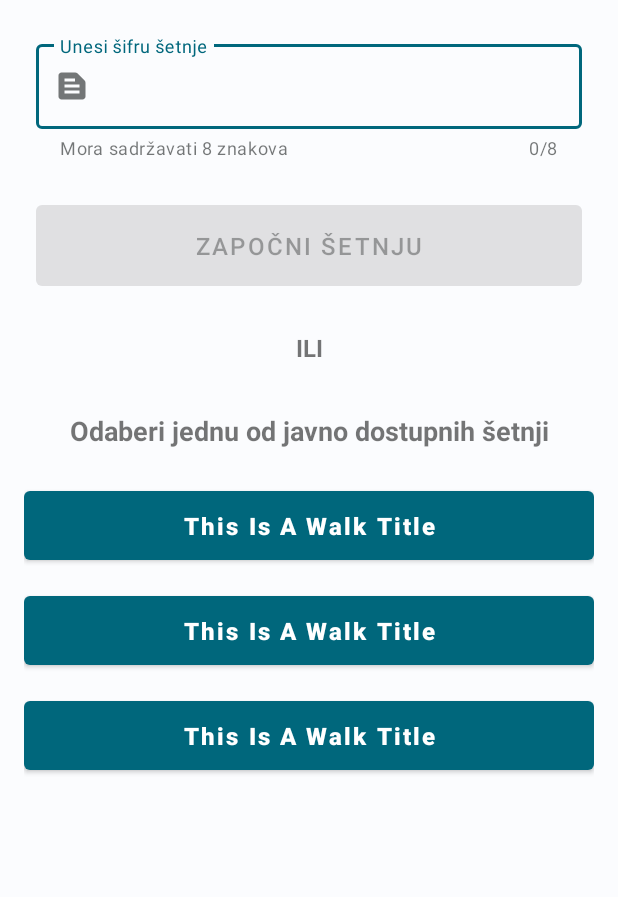
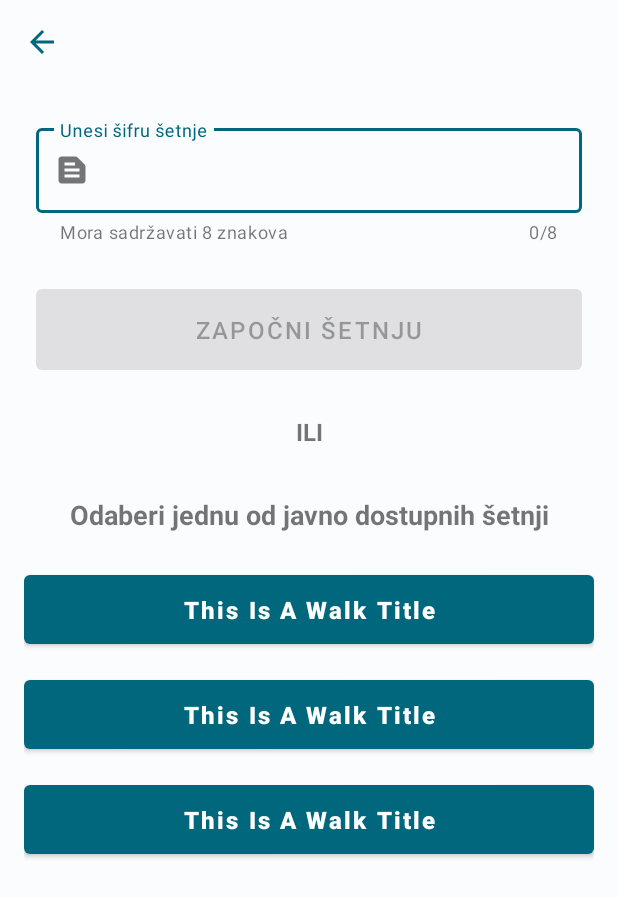
Before and after one commit to lukasunara/eduwalk-android, an Android app: the layout fragment_start_new_walk.xml on its own in the app's theme, with its tools: preview values and no code run, on a phone screen of 412 x 824 dp. Shown: the top 897 px of the screen. Run offline under Robolectric (Android 15) with nearby library versions, the phone set to English and light mode, and no system bars.

Commit message:
Add Toolbar view

```diff
--- a/app/src/main/kotlin/hr/eduwalk/ui/activity/MainActivity.kt
+++ b/app/src/main/kotlin/hr/eduwalk/ui/activity/MainActivity.kt
@@ -2,7 +2,6 @@ package hr.eduwalk.ui.activity
 
 import android.os.Bundle
 import androidx.appcompat.app.AppCompatActivity
-import androidx.core.view.isVisible
 import androidx.navigation.fragment.NavHostFragment
 import dagger.hilt.android.AndroidEntryPoint
 import hr.eduwalk.R
@@ -19,31 +18,16 @@ class MainActivity : AppCompatActivity() {
     @Inject
     protected lateinit var sharedPreferencesRepository: SharedPreferencesRepository
 
-    var isToolbarVisible: Boolean = false
-        set(value) {
-            binding.toolbar.isVisible = value
-            field = value
-        }
-
     override fun onCreate(savedInstanceState: Bundle?) {
         super.onCreate(savedInstanceState)
 
         initViewBinding()
-        setupToolbar()
         setupStartDestinationId()
     }
 
     private fun initViewBinding() {
         binding = ActivityMainBinding.inflate(layoutInflater)
         setContentView(binding.root)
-    }
-
-    private fun setupToolbar() {
-        binding.toolbar.apply {
-            setSupportActionBar(this)
-            setNavigationOnClickListener { onBackPressed() }
-        }
-        supportActionBar?.title = null
     }
 
     private fun setupStartDestinationId() {
--- a/app/src/main/kotlin/hr/eduwalk/ui/WalksAdapter.kt
+++ b/app/src/main/kotlin/hr/eduwalk/ui/adapter/WalksAdapter.kt
@@ -1,4 +1,4 @@
-package hr.eduwalk.ui
+package hr.eduwalk.ui.adapter
 
 import android.os.Build
 import android.view.LayoutInflater
--- a/app/src/main/kotlin/hr/eduwalk/ui/fragment/BaseFragment.kt
+++ b/app/src/main/kotlin/hr/eduwalk/ui/fragment/BaseFragment.kt
@@ -22,13 +22,6 @@ abstract class BaseFragment(@LayoutRes contentLayoutId: Int) : Fragment(contentL
     protected val navController by lazy { findNavController() }
     protected val mainActivity
         get() = requireActivity() as MainActivity
-
-    protected var isToolbarVisible: Boolean = false
-        get() = mainActivity.isToolbarVisible
-        set(value) {
-            mainActivity.isToolbarVisible = value
-            field = value
-        }
 
     override fun onViewCreated(view: View, savedInstanceState: Bundle?) {
         super.onViewCreated(view, savedInstanceState)
--- a/app/src/main/kotlin/hr/eduwalk/ui/fragment/HomeFragment.kt
+++ b/app/src/main/kotlin/hr/eduwalk/ui/fragment/HomeFragment.kt
@@ -44,11 +44,6 @@ class HomeFragment : BaseFragment(contentLayoutId = R.layout.fragment_home) {
         binding = null
     }
 
-    override fun onResume() {
-        super.onResume()
-        isToolbarVisible = false
-    }
-
     override fun setupListeners() {
         super.setupListeners()
         binding?.apply {
--- a/app/src/main/kotlin/hr/eduwalk/ui/fragment/LoginFragment.kt
+++ b/app/src/main/kotlin/hr/eduwalk/ui/fragment/LoginFragment.kt
@@ -32,11 +32,6 @@ class LoginFragment : BaseFragment(contentLayoutId = R.layout.fragment_login) {
     override fun onDestroy() {
         super.onDestroy()
         binding = null
-    }
-
-    override fun onResume() {
-        super.onResume()
-        isToolbarVisible = false
     }
 
     override fun setupListeners() {
--- a/app/src/main/kotlin/hr/eduwalk/ui/fragment/StartNewWalkFragment.kt
+++ b/app/src/main/kotlin/hr/eduwalk/ui/fragment/StartNewWalkFragment.kt
@@ -12,7 +12,7 @@ import androidx.lifecycle.lifecycleScope
 import dagger.hilt.android.AndroidEntryPoint
 import hr.eduwalk.R
 import hr.eduwalk.databinding.FragmentStartNewWalkBinding
-import hr.eduwalk.ui.WalksAdapter
+import hr.eduwalk.ui.adapter.WalksAdapter
 import hr.eduwalk.ui.event.StartNewWalkEvent
 import hr.eduwalk.ui.viewmodel.StartNewWalkViewModel
 import kotlinx.coroutines.launch
@@ -43,11 +43,6 @@ class StartNewWalkFragment : BaseFragment(contentLayoutId = R.layout.fragment_st
         binding = null
     }
 
-    override fun onResume() {
-        super.onResume()
-        isToolbarVisible = true
-    }
-
     override fun setupUi() {
         binding?.defaultWalksRecyclerView?.adapter = walksAdapter
     }
@@ -55,6 +50,7 @@ class StartNewWalkFragment : BaseFragment(contentLayoutId = R.layout.fragment_st
     override fun setupListeners() {
         super.setupListeners()
         binding?.apply {
+            toolbar.backButton.setOnClickListener { mainActivity.onBackPressed() }
             startWalkButton.setOnClickListener {
                 viewModel.onStartWalkClicked(walkId = walkIdEditText.text.toString())
             }
--- /dev/null
+++ b/app/src/main/res/drawable/ic_info.xml
@@ -0,0 +1,10 @@
+<vector xmlns:android="http://schemas.android.com/apk/res/android"
+    android:width="24dp"
+    android:height="24dp"
+    android:tint="@color/primary"
+    android:viewportWidth="24"
+    android:viewportHeight="24">
+    <path
+        android:fillColor="@color/white"
+        android:pathData="M12,2C6.48,2 2,6.48 2,12s4.48,10 10,10 10,-4.48 10,-10S17.52,2 12,2zM13,17h-2v-6h2v6zM13,9h-2L11,7h2v2z" />
+</vector>
--- /dev/null
+++ b/app/src/main/res/drawable/ic_leaderboard.xml
@@ -0,0 +1,10 @@
+<vector xmlns:android="http://schemas.android.com/apk/res/android"
+    android:width="24dp"
+    android:height="24dp"
+    android:tint="@color/primary"
+    android:viewportWidth="24"
+    android:viewportHeight="24">
+    <path
+        android:fillColor="@color/white"
+        android:pathData="M7.5,21H2V9h5.5V21zM14.75,3h-5.5v18h5.5V3zM22,11h-5.5v10H22V11z" />
+</vector>
--- a/app/src/main/res/layout/activity_main.xml
+++ b/app/src/main/res/layout/activity_main.xml
@@ -4,16 +4,6 @@
     xmlns:tools="http://schemas.android.com/tools"
     android:layout_width="match_parent"
     android:layout_height="match_parent">
-
-    <androidx.appcompat.widget.Toolbar
-        android:id="@+id/toolbar"
-        android:layout_width="0dp"
-        android:layout_height="wrap_content"
-        android:visibility="gone"
-        app:layout_constraintEnd_toEndOf="parent"
-        app:layout_constraintStart_toStartOf="parent"
-        app:layout_constraintTop_toTopOf="parent"
-        app:navigationIcon="@drawable/ic_arrow_back" />
 
     <androidx.fragment.app.FragmentContainerView
         android:id="@+id/nav_host_fragment"
@@ -24,7 +14,7 @@
         app:layout_constraintBottom_toBottomOf="parent"
         app:layout_constraintLeft_toLeftOf="parent"
         app:layout_constraintRight_toRightOf="parent"
-        app:layout_constraintTop_toBottomOf="@id/toolbar"
+        app:layout_constraintTop_toTopOf="parent"
         tools:layout="@layout/fragment_home" />
 
 </androidx.constraintlayout.widget.ConstraintLayout>
--- a/app/src/main/res/layout/fragment_start_new_walk.xml
+++ b/app/src/main/res/layout/fragment_start_new_walk.xml
@@ -5,6 +5,15 @@
     android:layout_width="match_parent"
     android:layout_height="match_parent"
     android:animateLayoutChanges="true">
+
+    <include
+        android:id="@+id/toolbar"
+        layout="@layout/view_toolbar"
+        android:layout_width="0dp"
+        android:layout_height="wrap_content"
+        app:layout_constraintEnd_toEndOf="parent"
+        app:layout_constraintStart_toStartOf="parent"
+        app:layout_constraintTop_toTopOf="parent" />
 
     <com.google.android.material.textfield.TextInputLayout
         android:id="@+id/walk_id_input_layout"
@@ -21,7 +30,7 @@
         app:helperTextEnabled="true"
         app:layout_constraintEnd_toEndOf="parent"
         app:layout_constraintStart_toStartOf="parent"
-        app:layout_constraintTop_toTopOf="parent"
+        app:layout_constraintTop_toBottomOf="@id/toolbar"
         app:startIconDrawable="@drawable/ic_text_snippet">
 
         <com.google.android.material.textfield.TextInputEditText
--- /dev/null
+++ b/app/src/main/res/layout/view_toolbar.xml
@@ -0,0 +1,75 @@
+<?xml version="1.0" encoding="utf-8"?>
+<androidx.constraintlayout.widget.ConstraintLayout xmlns:android="http://schemas.android.com/apk/res/android"
+    xmlns:app="http://schemas.android.com/apk/res-auto"
+    xmlns:tools="http://schemas.android.com/tools"
+    android:layout_width="match_parent"
+    android:layout_height="wrap_content"
+    tools:ignore="ContentDescription">
+
+    <ImageView
+        android:id="@+id/back_button"
+        android:layout_width="wrap_content"
+        android:layout_height="wrap_content"
+        android:padding="16dp"
+        android:src="@drawable/ic_arrow_back"
+        app:layout_constraintBottom_toBottomOf="parent"
+        app:layout_constraintStart_toStartOf="parent"
+        app:layout_constraintTop_toTopOf="parent" />
+
+    <TextView
+        android:id="@+id/toolbar_title"
+        android:layout_width="0dp"
+        android:layout_height="wrap_content"
+        android:gravity="center"
+        android:paddingVertical="4dp"
+        android:textSize="20sp"
+        android:textStyle="bold"
+        android:visibility="gone"
+        app:layout_constraintBottom_toBottomOf="@id/back_button"
+        app:layout_constraintEnd_toStartOf="@id/button_option_1"
+        app:layout_constraintStart_toEndOf="@id/back_button"
+        app:layout_constraintTop_toTopOf="parent"
+        tools:text="This Is A Title"
+        tools:visibility="visible" />
+
+    <TextView
+        android:id="@+id/toolbar_subtitle"
+        android:layout_width="0dp"
+        android:layout_height="wrap_content"
+        android:gravity="center"
+        android:textAllCaps="true"
+        android:textSize="12sp"
+        android:textStyle="bold"
+        android:visibility="gone"
+        app:layout_constraintEnd_toStartOf="@id/button_option_1"
+        app:layout_constraintStart_toEndOf="@id/back_button"
+        app:layout_constraintTop_toBottomOf="@id/toolbar_title"
+        tools:text="score: 15/20"
+        tools:visibility="visible" />
+
+    <ImageView
+        android:id="@+id/button_option_1"
+        android:layout_width="wrap_content"
+        android:layout_height="wrap_content"
+        android:paddingHorizontal="12dp"
+        android:paddingVertical="16dp"
+        android:src="@drawable/ic_info"
+        android:visibility="gone"
+        app:layout_constraintBottom_toBottomOf="parent"
+        app:layout_constraintEnd_toStartOf="@id/button_option_2"
+        app:layout_constraintTop_toTopOf="parent"
+        tools:visibility="visible" />
+
+    <ImageView
+        android:id="@+id/button_option_2"
+        android:layout_width="wrap_content"
+        android:layout_height="wrap_content"
+        android:paddingHorizontal="12dp"
+        android:paddingVertical="16dp"
+        android:src="@drawable/ic_leaderboard"
+        android:visibility="gone"
+        app:layout_constraintBottom_toBottomOf="parent"
+        app:layout_constraintEnd_toEndOf="parent"
+        app:layout_constraintTop_toTopOf="parent"
+        tools:visibility="visible" />
+</androidx.constraintlayout.widget.ConstraintLayout>
```
